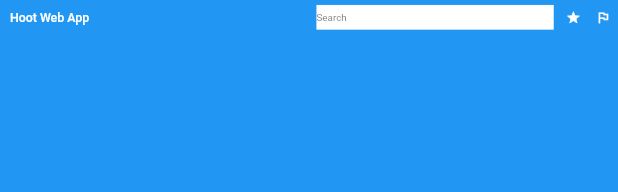
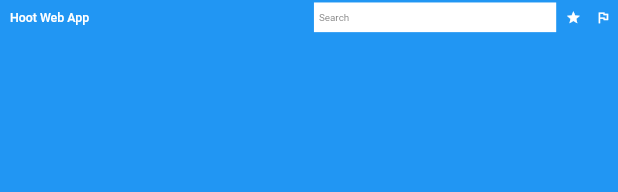
Before and after one commit to seashell-scientist/ui-mockups, a Flutter app: the LibraryAppBar widget shown alone on an empty page, opened directly, on a phone screen of 412 x 824 dp. Shown: the top 192 px of the screen. Run offline on Flutter 3.47's test engine with Material 2 defaults, Android fonts, the phone set to English and light mode, and no system bars; our stand-ins replace flutter_layout_grid, responsive_framework; network calls fail.

Commit message:
Update library.dart

```diff
--- a/lib/library.dart
+++ b/lib/library.dart
@@ -59,7 +59,7 @@
                             ),
                           ),
                           Wrap(spacing: 12, runSpacing: 12, children: [
-                            BookCover(coverURL: sampleBook.coverUrl),
+                            BookCover(coverURL: sampleBook.coverUrl),//how to pass a route to this object?
                             BookCover(coverURL: sampleBook.coverUrl),
                             BookCover(coverURL: sampleBook.coverUrl),
                             BookCover(coverURL: sampleBook.coverUrl),
@@ -132,7 +132,7 @@
       height: MediaQuery.of(context).size.width * .15,
       width: MediaQuery.of(context).size.width * .15,
       child: ElevatedButton(
-        onPressed: () {},
+        onPressed: () {Navigator.pop(context);},
         style: ElevatedButton.styleFrom(
           padding: EdgeInsets.all(0),
           shape: RoundedRectangleBorder(
@@ -181,16 +181,20 @@
       actions: [
         SizedBox( width: MediaQuery.of(context).size.width * .4,
                   height: MediaQuery.of(context).size.width * .1,
-                  child: Padding(
-                    padding: const EdgeInsets.all(8.0),
-                    child: Container(color: Colors.white,
-                      child: Center(
-                        child: TextField(decoration: InputDecoration(border: InputBorder.none,
+                    child: Padding(
+                      padding: const EdgeInsets.all(4.0),
+                      child: Container(color: Colors.white,
+                        child: Center(
+                          child: Padding(
+                            padding: const EdgeInsets.only(left: 8.0, right: 8.0),
+                            child: TextField(decoration: InputDecoration(border: InputBorder.none,
           hintText: 'Search'),),
+                          ),
+                        ),
                       ),
                     ),
                   ),
-        ),
+
         IconButton(
           onPressed: () {},
           icon: Icon(Icons.star,),
```
